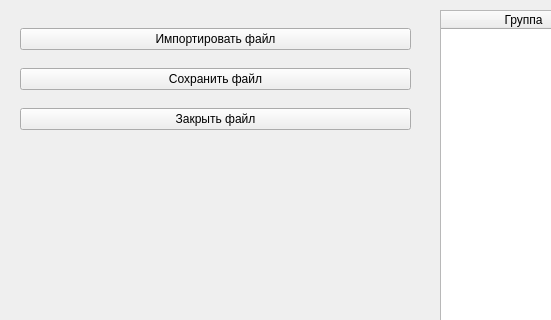
This is LabWork_2/Task_2/mainwindow.ui in Max2772/FoA-P-2-Semester- as Qt 5 draws it before an edit; both pictures show x 0 to 551 and y 0 to 320 of the 1280 by 720 pixel window. The edited form follows.
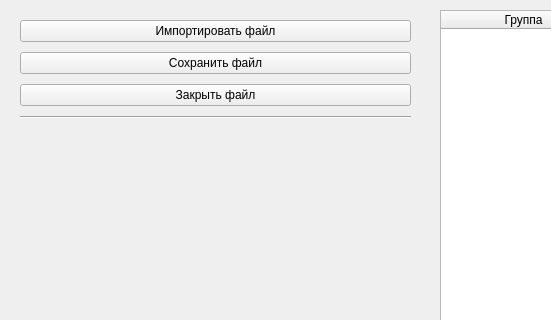
This is the edited form. Icons and pictures are not drawn.

Patch:
```diff
--- a/LabWork_2/Task_2/mainwindow.ui
+++ b/LabWork_2/Task_2/mainwindow.ui
@@ -134,7 +134,7 @@
       <x>20</x>
       <y>10</y>
       <width>391</width>
-      <height>161</height>
+      <height>121</height>
      </rect>
     </property>
     <layout class="QVBoxLayout" name="verticalLayout">
@@ -142,7 +142,7 @@
       <number>0</number>
      </property>
      <property name="bottomMargin">
-      <number>20</number>
+      <number>0</number>
      </property>
      <item>
       <widget class="QPushButton" name="pushButtonImport">
@@ -165,6 +165,13 @@
        </property>
       </widget>
      </item>
+     <item>
+      <widget class="Line" name="line_3">
+       <property name="orientation">
+        <enum>Qt::Horizontal</enum>
+       </property>
+      </widget>
+     </item>
     </layout>
    </widget>
    <widget class="QWidget" name="verticalLayoutWidget_2">
```
Left out of the diff: 28 changed lines with no effect on the pictures.
